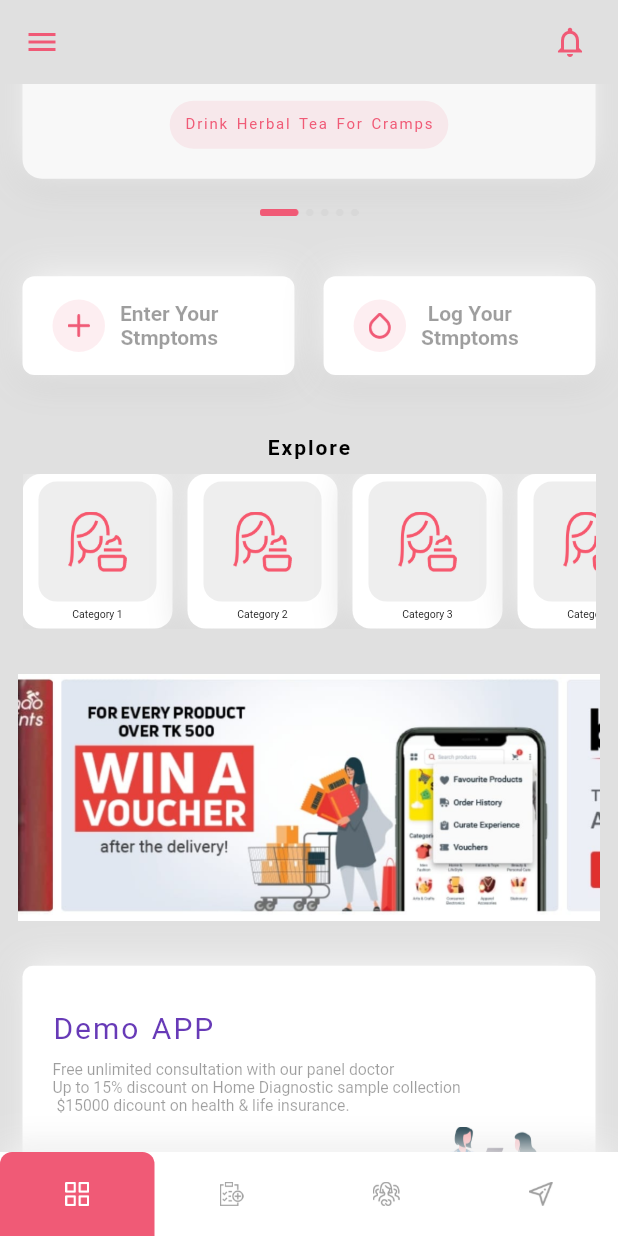
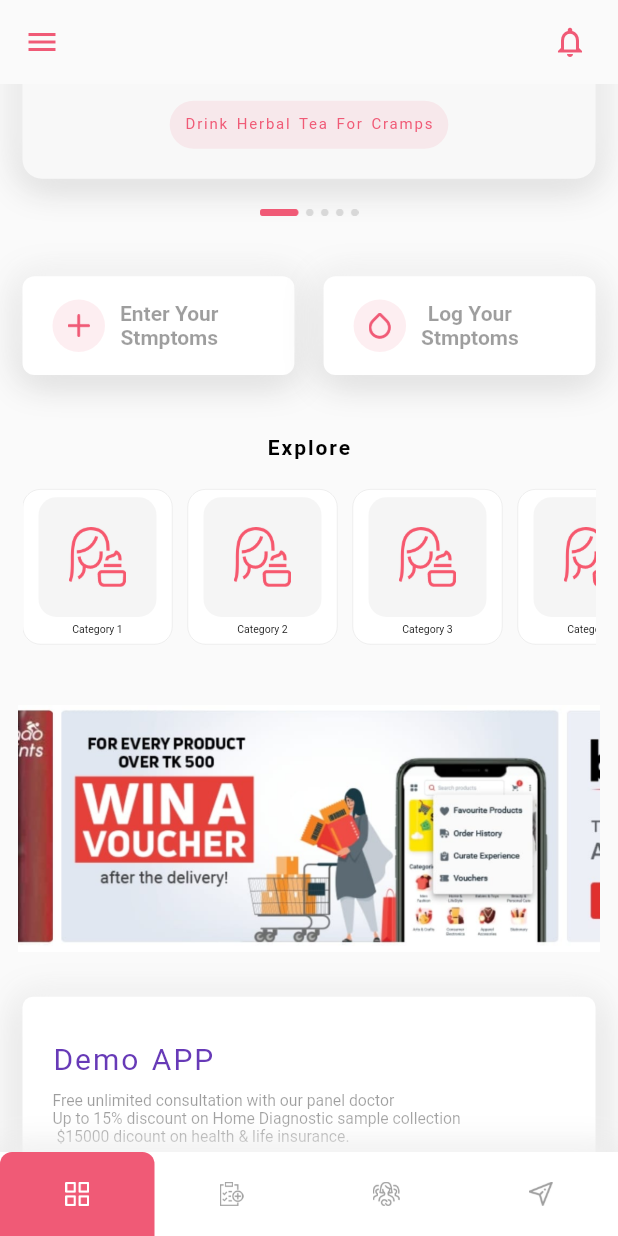
Before and after one commit to jbjason/task_3, a Flutter app: the screen it shows after launch, scrolled down 576 dp, on a phone screen of 412 x 824 dp. Run offline on Flutter 3.47's test engine with Material 2 defaults, Android fonts, the phone set to English and light mode, and no system bars.

Commit message:
fixing colors

```diff
--- a/lib/main.dart
+++ b/lib/main.dart
@@ -16,7 +16,7 @@ class MyApp extends StatelessWidget {
       debugShowCheckedModeBanner: false,
       theme: ThemeData(
         primarySwatch: Colors.blue,
-        scaffoldBackgroundColor: Colors.grey[300],
+        scaffoldBackgroundColor: Colors.grey[250],
       ),
       home: const HomeScreen(),
     );
--- a/lib/widgets/home_widgets/home_category_list.dart
+++ b/lib/widgets/home_widgets/home_category_list.dart
@@ -9,21 +9,20 @@ class HomeCategoryList extends StatelessWidget {
   @override
   Widget build(BuildContext context) {
     return SizedBox(
-      height: size.height * .125,
+      height: size.height * .15,
       child: SingleChildScrollView(
         scrollDirection: Axis.horizontal,
         child: Row(
           children: List.generate(
             5,
             (i) => Container(
-              clipBehavior: Clip.none,
               width: 100,
-              margin: const EdgeInsets.only(right: 10),
+              margin: const EdgeInsets.only(right: 10, bottom: 10, top: 10),
               padding: const EdgeInsets.all(5),
               decoration: BoxDecoration(
                 color: cardPrimaryColor,
                 borderRadius: BorderRadius.circular(12),
-                boxShadow: boxShadow,
+                border: Border.all(color: Colors.black12, width: .35),
               ),
               child: Column(
                 children: [
@@ -32,7 +31,7 @@ class HomeCategoryList extends StatelessWidget {
                       padding: const EdgeInsets.all(20),
                       decoration: BoxDecoration(
                         borderRadius: BorderRadius.circular(12),
-                        color: Colors.grey[200],
+                        color: Colors.grey[100],
                       ),
                       child: Image.asset(categoryImg, fit: BoxFit.contain),
                     ),
```
